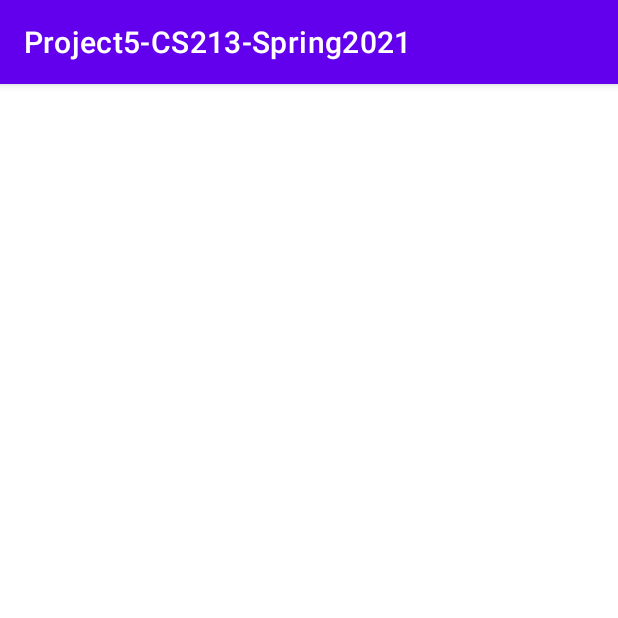
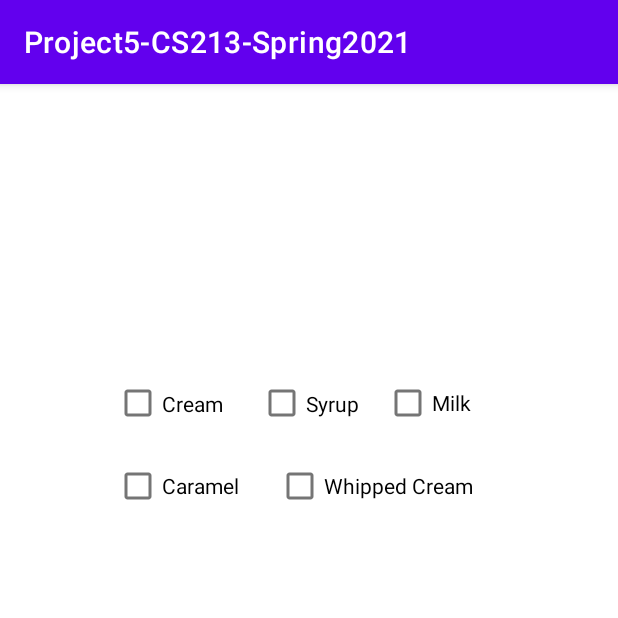
Before and after one commit to sukhjitsingh98/project5-CS213-Spring21, an Android app: the OrderingCoffeeActivity screen opened directly, with no data from a screen before it, on a phone screen of 412 x 824 dp, the top half of it. Run offline under Robolectric (Android 15) with nearby library versions, the phone set to English and light mode, and no system bars.

Commit message:
Added check boxes to orderimg coffe xml

```diff
--- a/app/src/main/res/layout/activity_ordering_coffee.xml
+++ b/app/src/main/res/layout/activity_ordering_coffee.xml
@@ -6,4 +6,59 @@
     android:layout_height="match_parent"
     tools:context=".OrderingCoffeeActivity">
 
+    <CheckBox
+        android:id="@+id/whippedcream_checkbox"
+        android:layout_width="140dp"
+        android:layout_height="40dp"
+        android:layout_marginStart="184dp"
+        android:layout_marginLeft="184dp"
+        android:layout_marginTop="248dp"
+        android:text="@string/whippedCream_checkbox"
+        app:layout_constraintStart_toStartOf="parent"
+        app:layout_constraintTop_toTopOf="parent" />
+
+    <CheckBox
+        android:id="@+id/syrup_checkbox"
+        android:layout_width="74dp"
+        android:layout_height="42dp"
+        android:layout_marginStart="172dp"
+        android:layout_marginLeft="172dp"
+        android:layout_marginTop="192dp"
+        android:text="@string/syrup_checkbox"
+        app:layout_constraintStart_toStartOf="parent"
+        app:layout_constraintTop_toTopOf="parent" />
+
+    <CheckBox
+        android:id="@+id/caramel_checkbox"
+        android:layout_width="100dp"
+        android:layout_height="40dp"
+        android:layout_marginStart="76dp"
+        android:layout_marginLeft="76dp"
+        android:layout_marginTop="248dp"
+        android:text="@string/caramel_checkbox"
+        app:layout_constraintStart_toStartOf="parent"
+        app:layout_constraintTop_toTopOf="parent" />
+
+    <CheckBox
+        android:id="@+id/milk_checkbox"
+        android:layout_width="67dp"
+        android:layout_height="41dp"
+        android:layout_marginStart="256dp"
+        android:layout_marginLeft="256dp"
+        android:layout_marginTop="192dp"
+        android:text="@string/milk_checkbox"
+        app:layout_constraintStart_toStartOf="parent"
+        app:layout_constraintTop_toTopOf="parent" />
+
+    <CheckBox
+        android:id="@+id/cream_checkbox"
+        android:layout_width="84dp"
+        android:layout_height="42dp"
+        android:layout_marginStart="76dp"
+        android:layout_marginLeft="76dp"
+        android:layout_marginTop="192dp"
+        android:text="@string/cream_checkbox"
+        app:layout_constraintStart_toStartOf="parent"
+        app:layout_constraintTop_toTopOf="parent" />
+
 </androidx.constraintlayout.widget.ConstraintLayout>
--- a/app/src/main/res/values/strings.xml
+++ b/app/src/main/res/values/strings.xml
@@ -5,4 +5,11 @@
     <string name="current_order_button">Current Order</string>
     <string name="store_orders_button">Store Orders</string>
     <string name="title">RU Café Dashboard</string>
+
+    <string name="cream_checkbox">Cream</string>
+    <string name="syrup_checkbox">Syrup</string>
+    <string name="milk_checkbox">Milk</string>
+    <string name="caramel_checkbox">Caramel</string>
+    <string name="whippedCream_checkbox">Whipped Cream</string>
+
 </resources>
```
